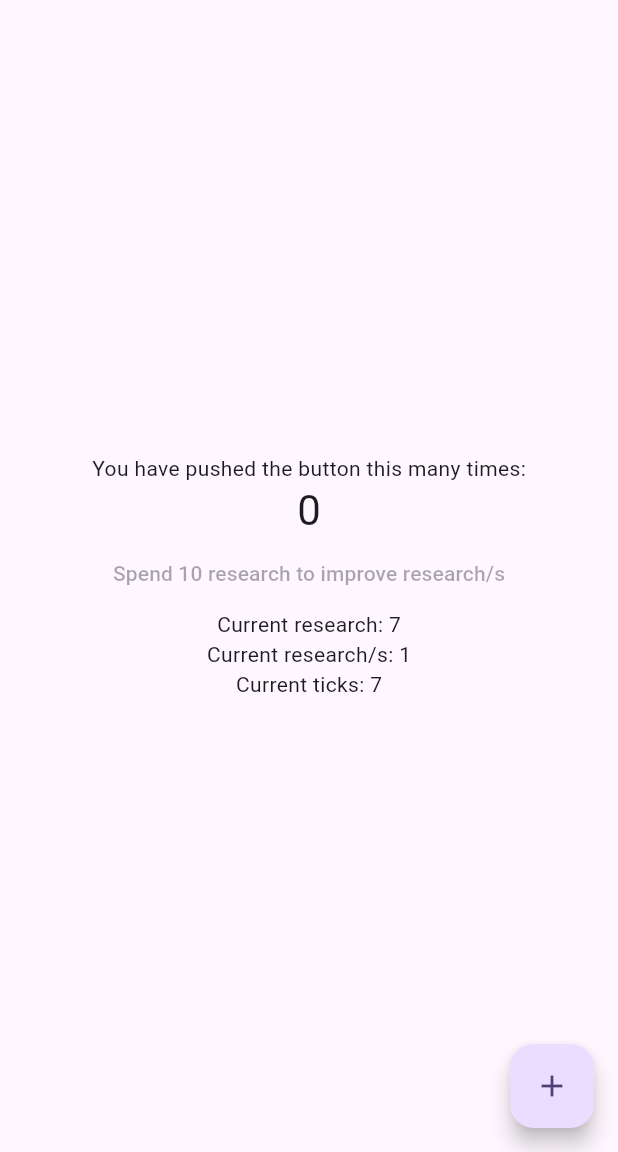
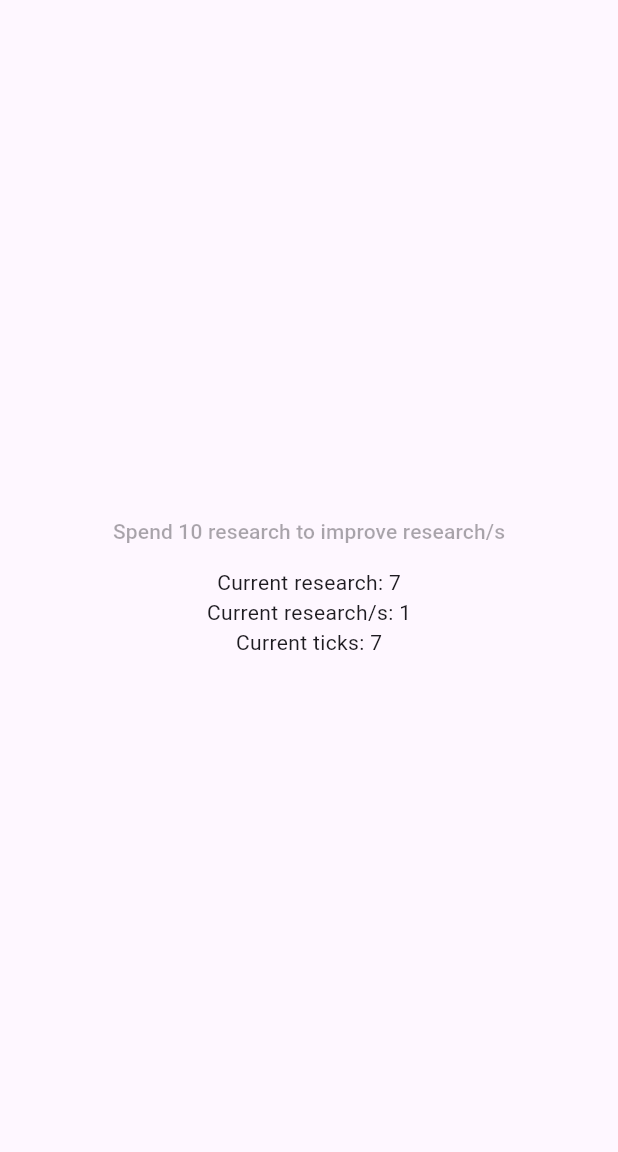
Before and after one commit to julianchurchill/incremental-space-explorer, a Flutter app: the screen it shows after launch, on a phone screen of 412 x 824 dp, the part 84-1236 px from its top. Run offline on Flutter 3.47's test engine with Material 3 defaults, Android fonts, the phone set to English and light mode, and no system bars.

Commit message:
Removed demo counter and button

```diff
--- a/lib/main.dart
+++ b/lib/main.dart
@@ -61,19 +61,6 @@
 }
 
 class _MyHomePageState extends State<MyHomePage> {
-  int _counter = 0;
-
-  void _incrementCounter() {
-    setState(() {
-      // This call to setState tells the Flutter framework that something has
-      // changed in this State, which causes it to rerun the build method below
-      // so that the display can reflect the updated values. If we changed
-      // _counter without calling setState(), then the build method would not be
-      // called again, and so nothing would appear to happen.
-      _counter++;
-    });
-  }
-
   Timer? _gameTickTimer;
 
   @override
@@ -127,11 +114,6 @@
           // wireframe for each widget.
           mainAxisAlignment: MainAxisAlignment.center,
           children: <Widget>[
-            const Text('You have pushed the button this many times:'),
-            Text(
-              '$_counter',
-              style: Theme.of(context).textTheme.headlineMedium,
-            ),
             Consumer<GameDataModel>(
               builder: (context, gameData, child) {
                 return Column(
@@ -151,11 +133,6 @@
           ],
         ),
       ),
-      floatingActionButton: FloatingActionButton(
-        onPressed: _incrementCounter,
-        tooltip: 'Increment',
-        child: const Icon(Icons.add),
-      ), // This trailing comma makes auto-formatting nicer for build methods.
     );
   }
 }
```
